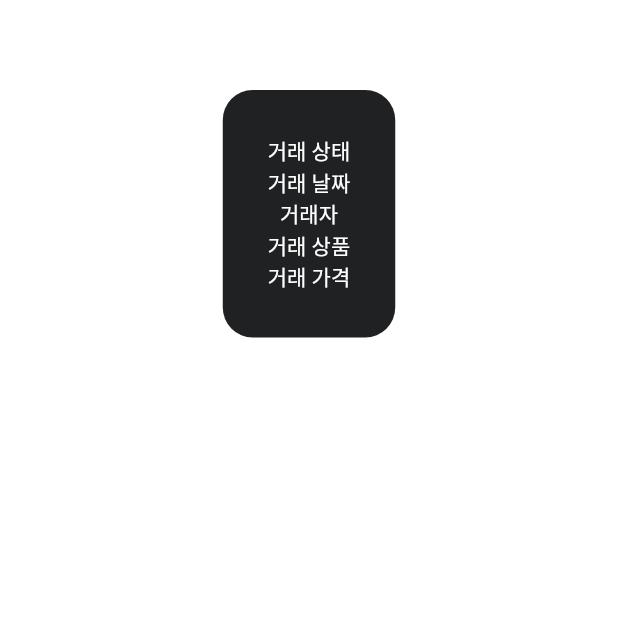
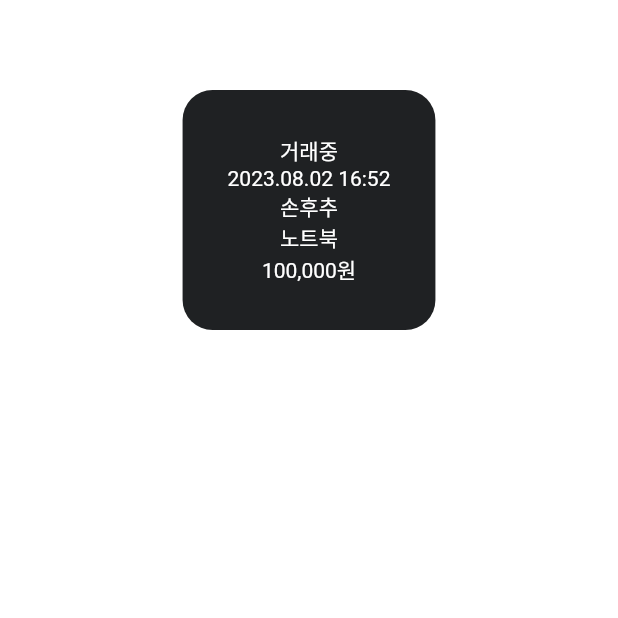
Before and after one commit to yoonhyunjin02/Ojakgyo_Frontend, a Flutter app: the screen it shows after launch, on a phone screen of 412 x 824 dp, the top half of it. Run offline on Flutter 3.47's test engine with Material 2 defaults, Android fonts, the phone set to English and light mode, and no system bars.

Commit message:
refactor : 카드 내용을 파라미터로 받도록 고치기
카드의 거래 상태, 거래 날짜, 거래 대상자, 거래 품목, 거래 가격 등을 List
Card 파라미터로 받아서 재사용 가능하도록 함

issues : #1

```diff
--- a/lib/main.dart
+++ b/lib/main.dart
@@ -28,7 +28,13 @@ class _AppState extends State<App> {
                 SizedBox(
                   height: 60,
                 ),
-                ListCard(),
+                ListCard(
+                  tranState: '거래중',
+                  tranDate: '2023.08.02 16:52',
+                  tranPerson: '손후추',
+                  tranItem: '노트북',
+                  tranPrice: '100,000원',
+                ),
               ],
             ),
           ),
--- a/lib/widgets/list_card.dart
+++ b/lib/widgets/list_card.dart
@@ -1,7 +1,20 @@
 import 'package:flutter/material.dart';
 
 class ListCard extends StatefulWidget {
-  const ListCard({super.key});
+  const ListCard({
+    Key? key,
+    required this.tranState, // 거래 상태
+    required this.tranDate, // 거래 날짜
+    required this.tranPerson, // 거래 대상
+    required this.tranItem, // 거래 품목
+    required this.tranPrice, // 거래 가격
+  }) : super(key: key);
+
+  final String tranState;
+  final String tranDate;
+  final String tranPerson;
+  final String tranItem;
+  final String tranPrice;
 
   @override
   State<ListCard> createState() => _AppState();
@@ -18,34 +31,34 @@ class _AppState extends State<ListCard> {
       child: Padding(
         padding: const EdgeInsets.all(30),
         child: Column(
-          children: const [
+          children: [
             Text(
-              '거래 상태',
-              style: TextStyle(
+              widget.tranState,
+              style: const TextStyle(
                 color: Colors.white,
               ),
             ),
             Text(
-              '거래 날짜',
-              style: TextStyle(
+              widget.tranDate,
+              style: const TextStyle(
                 color: Colors.white,
               ),
             ),
             Text(
-              '거래자',
-              style: TextStyle(
+              widget.tranPerson,
+              style: const TextStyle(
                 color: Colors.white,
               ),
             ),
             Text(
-              '거래 상품',
-              style: TextStyle(
+              widget.tranItem,
+              style: const TextStyle(
                 color: Colors.white,
               ),
             ),
             Text(
-              '거래 가격',
-              style: TextStyle(
+              widget.tranPrice,
+              style: const TextStyle(
                 color: Colors.white,
               ),
             ),
```
